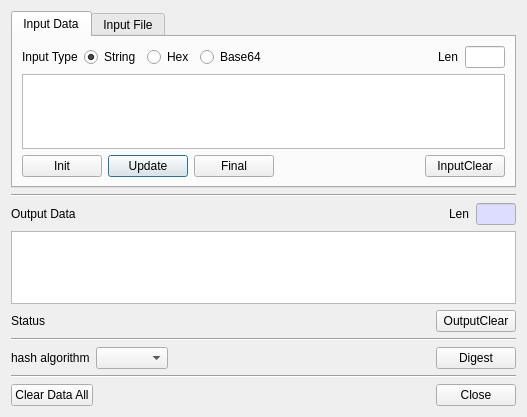
The window that BerEditor/gen_hash_dlg.ui (jykim74/BerEditor) describes before a commit, drawn with Qt 5.
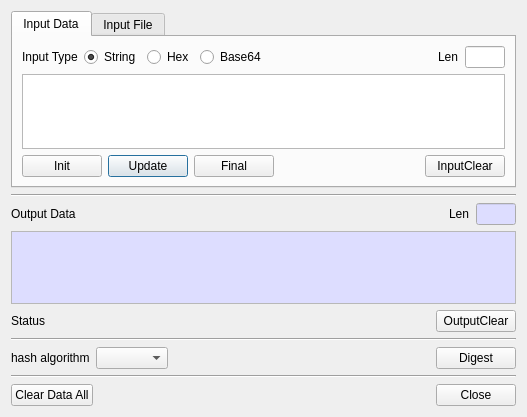
The same window after the commit. The open tabs and pages were chosen to show the change.

The edit to the form file:
```diff
--- a/BerEditor/gen_hash_dlg.ui
+++ b/BerEditor/gen_hash_dlg.ui
@@ -661,7 +661,48 @@
     </layout>
    </item>
    <item>
-    <widget class="QPlainTextEdit" name="mOutputText"/>
+    <widget class="QPlainTextEdit" name="mOutputText">
+     <property name="palette">
+      <palette>
+       <active>
+        <colorrole role="Base">
+         <brush brushstyle="SolidPattern">
+          <color alpha="255">
+           <red>221</red>
+           <green>221</green>
+           <blue>255</blue>
+          </color>
+         </brush>
+        </colorrole>
+       </active>
+       <inactive>
+        <colorrole role="Base">
+         <brush brushstyle="SolidPattern">
+          <color alpha="255">
+           <red>221</red>
+           <green>221</green>
+           <blue>255</blue>
+          </color>
+         </brush>
+        </colorrole>
+       </inactive>
+       <disabled>
+        <colorrole role="Base">
+         <brush brushstyle="SolidPattern">
+          <color alpha="255">
+           <red>240</red>
+           <green>240</green>
+           <blue>240</blue>
+          </color>
+         </brush>
+        </colorrole>
+       </disabled>
+      </palette>
+     </property>
+     <property name="readOnly">
+      <bool>true</bool>
+     </property>
+    </widget>
    </item>
    <item>
     <layout class="QGridLayout" name="gridLayout_4">
```
Left out of the diff: 2 changed lines with no effect on the pictures.
